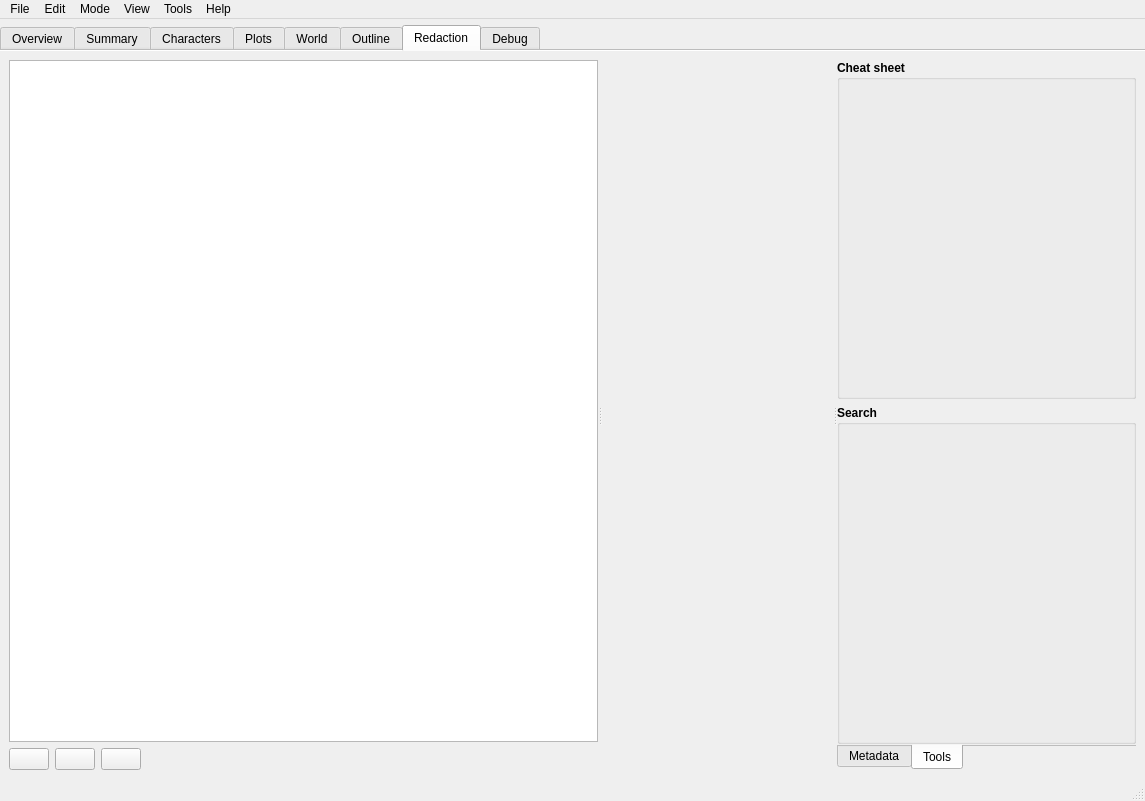
olivierkes/manuskript, file src/ui/mainWindow.ui: the form before one commit.
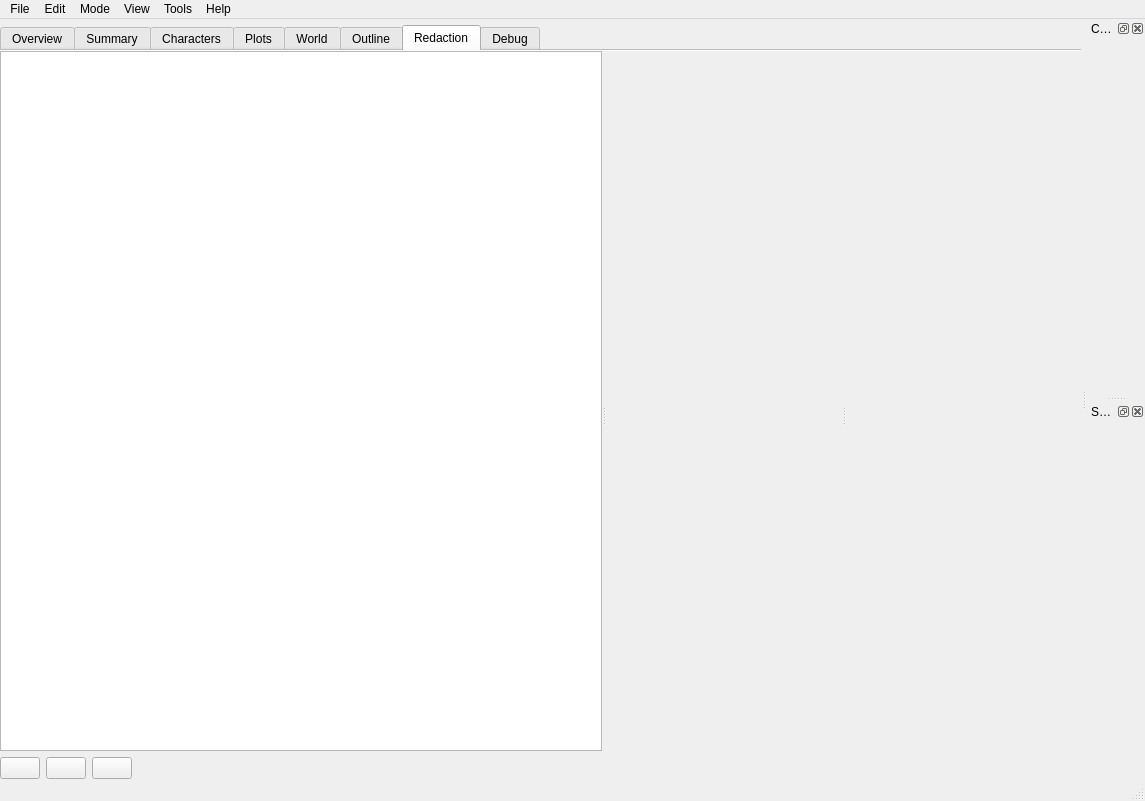
The form after the commit. The open tabs and pages were chosen to show the change. Icons and pictures are not drawn. Custom widgets are drawn as their Qt base class.

```diff
--- a/src/ui/mainWindow.ui
+++ b/src/ui/mainWindow.ui
@@ -1672,7 +1672,10 @@
            <attribute name="title">
             <string>Redaction</string>
            </attribute>
-           <layout class="QVBoxLayout" name="verticalLayout_16">
+           <layout class="QVBoxLayout" name="verticalLayout_15">
+            <property name="margin">
+             <number>0</number>
+            </property>
             <item>
              <widget class="QSplitter" name="splitterRedac">
               <property name="orientation">
@@ -1688,6 +1691,9 @@
                   <property name="editTriggers">
                    <set>QAbstractItemView::EditKeyPressed</set>
                   </property>
+                  <attribute name="headerVisible">
+                   <bool>false</bool>
+                  </attribute>
                  </widget>
                 </item>
                 <item>
@@ -1743,99 +1749,7 @@
                </layout>
               </widget>
               <widget class="mainEditor" name="mainEditor" native="true"/>
-              <widget class="QTabWidget" name="tabRedacInfos">
-               <property name="tabPosition">
-                <enum>QTabWidget::South</enum>
-               </property>
-               <property name="currentIndex">
-                <number>0</number>
-               </property>
-               <property name="documentMode">
-                <bool>true</bool>
-               </property>
-               <widget class="QWidget" name="tab_17">
-                <attribute name="title">
-                 <string>Metadata</string>
-                </attribute>
-                <layout class="QVBoxLayout" name="verticalLayout_20" stretch="0">
-                 <property name="sizeConstraint">
-                  <enum>QLayout::SetMaximumSize</enum>
-                 </property>
-                 <property name="margin">
-                  <number>0</number>
-                 </property>
-                 <item>
-                  <widget class="metadataView" name="redacMetadata" native="true"/>
-                 </item>
-                </layout>
-               </widget>
-               <widget class="QWidget" name="tab_18">
-                <attribute name="title">
-                 <string>Tools</string>
-                </attribute>
-                <layout class="QVBoxLayout" name="verticalLayout_21">
-                 <property name="margin">
-                  <number>0</number>
-                 </property>
-                 <item>
-                  <widget class="collapsibleGroupBox2" name="grpCheatSheet">
-                   <property name="font">
-                    <font>
-                     <weight>75</weight>
-                     <bold>true</bold>
-                    </font>
-                   </property>
-                   <property name="title">
-                    <string>Cheat sheet</string>
-                   </property>
-                   <property name="flat">
-                    <bool>true</bool>
-                   </property>
-                   <layout class="QVBoxLayout" name="verticalLayout_15">
-                    <item>
-                     <widget class="cheatSheet" name="cheatSheet" native="true">
-                      <property name="font">
-                       <font>
-                        <weight>50</weight>
-                        <bold>false</bold>
-                       </font>
-                      </property>
-                     </widget>
-                    </item>
-                   </layout>
-                  </widget>
-                 </item>
-                 <item>
-                  <widget class="collapsibleGroupBox2" name="grpSearch">
-                   <property name="font">
-                    <font>
-                     <weight>75</weight>
-                     <bold>true</bold>
-                    </font>
-                   </property>
-                   <property name="title">
-                    <string>Search</string>
-                   </property>
-                   <property name="flat">
-                    <bool>true</bool>
-                   </property>
-                   <layout class="QVBoxLayout" name="verticalLayout_31">
-                    <item>
-                     <widget class="search" name="widget" native="true">
-                      <property name="font">
-                       <font>
-                        <weight>50</weight>
-                        <bold>false</bold>
-                       </font>
-                      </property>
-                     </widget>
-                    </item>
-                   </layout>
-                  </widget>
-                 </item>
-                </layout>
-               </widget>
-              </widget>
+              <widget class="metadataView" name="redacMetadata" native="true"/>
              </widget>
             </item>
            </layout>
@@ -2014,6 +1928,50 @@
    <addaction name="menuHelp"/>
   </widget>
   <widget class="QStatusBar" name="statusbar"/>
+  <widget class="QDockWidget" name="dckCheatSheet">
+   <property name="windowTitle">
+    <string>Cheat sheet</string>
+   </property>
+   <attribute name="dockWidgetArea">
+    <number>2</number>
+   </attribute>
+   <widget class="QWidget" name="dockWidgetContents_5">
+    <layout class="QVBoxLayout" name="verticalLayout_39">
+     <item>
+      <widget class="cheatSheet" name="cheatSheet" native="true">
+       <property name="font">
+        <font>
+         <weight>50</weight>
+         <bold>false</bold>
+        </font>
+       </property>
+      </widget>
+     </item>
+    </layout>
+   </widget>
+  </widget>
+  <widget class="QDockWidget" name="dckSearch">
+   <property name="windowTitle">
+    <string>Search</string>
+   </property>
+   <attribute name="dockWidgetArea">
+    <number>2</number>
+   </attribute>
+   <widget class="QWidget" name="dockWidgetContents_6">
+    <layout class="QVBoxLayout" name="verticalLayout_40">
+     <item>
+      <widget class="search" name="widget" native="true">
+       <property name="font">
+        <font>
+         <weight>50</weight>
+         <bold>false</bold>
+        </font>
+       </property>
+      </widget>
+     </item>
+    </layout>
+   </widget>
+  </widget>
   <action name="actOpen">
    <property name="icon">
     <iconset theme="document-open">
@@ -2192,12 +2150,6 @@
    <extends>QLineEdit</extends>
    <header>ui.views.lineEditView.h</header>
   </customwidget>
-  <customwidget>
-   <class>collapsibleGroupBox2</class>
-   <extends>QGroupBox</extends>
-   <header>ui.collapsibleGroupBox2.h</header>
-   <container>1</container>
-  </customwidget>
   <customwidget>
    <class>outlineView</class>
    <extends>QTreeView</extends>
```
Left out of the diff: 47 changed lines with no effect on the pictures.
